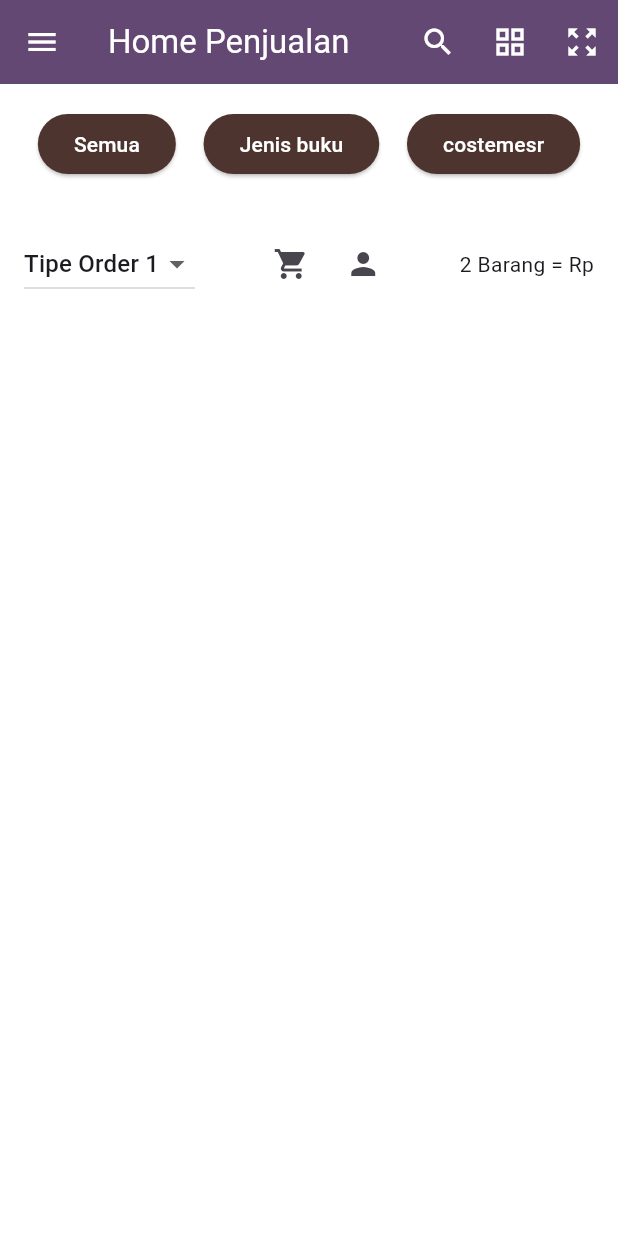
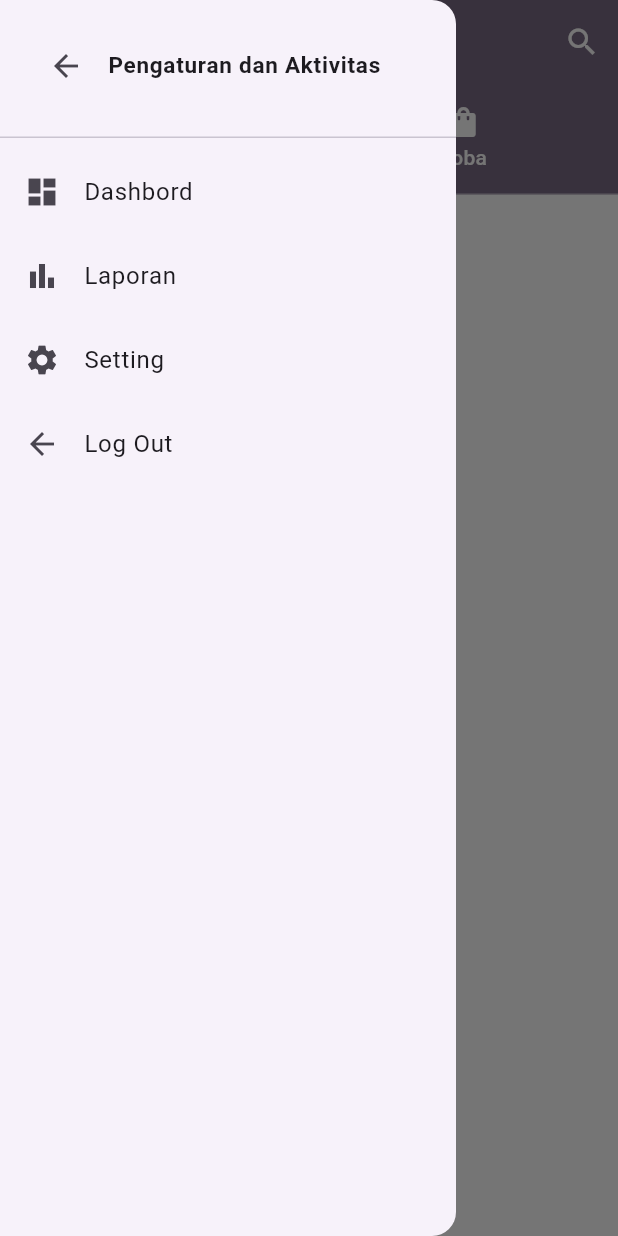
Before and after one commit to divyaazenika/kasir_flutter, a Flutter app: the MyHomePage screen opened directly, with the side drawer open (before the commit the screen has no drawer), on a phone screen of 412 x 824 dp. Run offline on Flutter 3.47's test engine with Material 3 defaults, Android fonts, the phone set to English and light mode, and no system bars; our stand-ins replace loading_animation_widget, supabase_flutter; accounts and stored records are empty.

Commit message:
commit ketiga

```diff
--- a/lib/homepenjualan.dart
+++ b/lib/homepenjualan.dart
@@ -1,3 +1,5 @@
+import 'dart:math';
+
 import 'package:flutter/material.dart';
 
 void main() {
@@ -23,108 +25,76 @@ class _MyHomePageState extends State<MyHomePage> {
 
   @override
   Widget build(BuildContext context) {
-    return Scaffold(
+    return DefaultTabController(length:2,child:
+    Scaffold(
       backgroundColor: Colors.white,
       appBar: AppBar(
         title: Text(widget.title),
-        backgroundColor: Color.fromARGB(255, 98, 72, 114),
+        backgroundColor: Color.fromARGB(255, 122, 106, 132),
         foregroundColor: Colors.white,
-        leading: IconButton(icon: Icon(Icons.menu), onPressed: () {}),
+        // leading: IconButton(icon: Icon(Icons.menu), onPressed: () {}),
+
         actions: [
           IconButton(icon: Icon(Icons.search), onPressed: () {}),
-          IconButton(icon: Icon(Icons.grid_view), onPressed: () {}),
-          IconButton(icon: Icon(Icons.zoom_out_map), onPressed: () {}),
         ],
-      ),
-      body: Column(
-        children: [
-          Padding(
-            padding: const EdgeInsets.all(16.0),
-            child: Row(
-              mainAxisAlignment: MainAxisAlignment.spaceAround,
-              children: ['Semua', 'Jenis buku','costemesr']
-                  .map((label) => _buildCategoryButton(label))
-                  .toList(),
+        bottom: TabBar(
+          tabs:[
+            Tab(icon: Icon(Icons.person,color: Colors.white,), child: Text('coba', style: TextStyle(color: Colors.white),),),
+            Tab(icon: Icon(Icons.shopping_bag,color:  Colors .white,), child: Text('coba', style: TextStyle(color: Colors.white),),),
+
+          ]
         ),
       ),
-          Visibility(
-            visible: isMakananVisible,
-            child: Expanded(
-              child: GridView.builder(
-                padding: EdgeInsets.all(16),
-                gridDelegate: SliverGridDelegateWithFixedCrossAxisCount(
-                  crossAxisCount: 2,
-                  crossAxisSpacing: 16,
-                  mainAxisSpacing: 16,
-                  childAspectRatio: 0.8,
+      drawer: Drawer(
+        child: ListView(
+          children: [
+            SizedBox(
+              height: 100,
+              child: DrawerHeader(
+                child: ListTile(
+                  leading: Icon(Icons.arrow_back),
+                  title: Text(
+                    'Pengaturan dan Aktivitas',
+                    style: TextStyle(
+                      fontWeight: FontWeight.bold,
+                      fontSize: 15,
                     ),
-                itemCount: 5,
-                itemBuilder: (context, index) {
-                  String name;
-                  String imagePath;
-                  switch (index) {
-                    case 0:
-                      name = 'matematika pintar';
-                      imagePath = 'asset/image/choco.jpg';
-                      break;
-                    case 1:
-                      name = 'Oatmeal Raisin Cookies';
-                      imagePath = 'asset/image/otml.jpg';
-                      break;
-                    case 2:
-                      name = 'Birthday Cake Cookies';
-                      imagePath = 'asset/image/bckjpg.jpg';
-                      break;
-                    case 3:
-                      name = 'Red Velvet Cookies';
-                      imagePath = 'asset/image/rdvjpg.jpg';
-                      break;
-                    case 4:
-                      name = 'Matcha Cookies';
-                      imagePath = 'asset/image/mtcha.jpg';
-                      break;
-                    default:
-                      name = 'Unknown';
-                      imagePath = '';
-                  }
-
-                  return _buildCategoryItem(name, imagePath);
+                  ),
+                  onTap: () {
                   },
                 ),
               ),
             ),
-
-          Padding(
-            padding: const EdgeInsets.all(16.0),
-            child: Row(
-              mainAxisAlignment: MainAxisAlignment.spaceBetween,
-              children: [
-                DropdownButton<String>(
-                  value: selectedOrderType ?? 'Tipe Order 1',
-                  items: ['Tipe Order 1', 'Tipe Order 2']
-                      .map((value) => DropdownMenuItem<String>(
-                            value: value,
-                            child: Text(value),
-                          ))
-                      .toList(),
-                  onChanged: (newValue) {
-                    setState(() {
-                      selectedOrderType = newValue;
-                    });
-                  },
+            ListTile(
+              leading: Icon(Icons.dashboard),
+              title: Text('Dashbord'),
+              onTap: () {},
             ),
-                Row(
-                  children: [
-                    IconButton(icon: Icon(Icons.shopping_cart), onPressed: () {}),
-                    IconButton(icon: Icon(Icons.person), onPressed: () {}),
-                  ],
+             ListTile(
+              leading: Icon(Icons.bar_chart),
+              title: Text('Laporan'),
+              onTap: () {},
              ),
-                Text('2 Barang = Rp'),
+              ListTile(
+              leading: Icon(Icons.settings),
+              title: Text('Setting'),
+              onTap: () {},
+              ),
+               ListTile(
+              leading: Icon(Icons.arrow_back),
+              title: Text('Log Out'),
+              onTap: () {},
+              ),
           ],
         ),
       ),
-        ],
-      ),
+
+      body: TabBarView(children: [
+        Center(child: Text('coba')),
+        Center(child: Text('coba1')),
+      ]
+      )
+    )
           );
   }
 
@@ -137,7 +107,7 @@ class _MyHomePageState extends State<MyHomePage> {
           });
         }
       },
-      style: ElevatedButton.styleFrom(backgroundColor: Colors.brown[800]),
+      style: ElevatedButton.styleFrom(backgroundColor: Color.fromARGB(255, 163, 129, 205)),
       child: Text(
         label,
         style: TextStyle(color: Colors.white),
--- a/pubspec.yaml
+++ b/pubspec.yaml
@@ -36,6 +36,7 @@ dependencies:
   # Use with the CupertinoIcons class for iOS style icons.
   cupertino_icons: ^1.0.6
   supabase_flutter: ^2.8.0
+  loading_animation_widget: ^1.3.0
 
 dev_dependencies:
   flutter_test:
@@ -64,6 +65,10 @@ flutter:
     - asset/reader-removebg-preview.png
     - asset/OIP-removebg-preview.png
     - asset/d1a7c007dc2b34561e39a2b6d6d874fe-removebg-preview.png
+    - asset/buku_broken_heart-removebg-preview (1).png
+    - asset/DREAMS-removebg-preview.png
+    - asset/HERBEWICTH-removebg-preview.png
+    - asset/Maxton_hall-removebg-preview.png
 
   # An image asset can refer to one or more resolution-specific "variants", see
   # https://flutter.dev/assets-and-images/#resolution-aware
```
Also changed, not shown: lib/pelanggan/index.dart (added, +172 -0 lines), lib/pelanggan/insert.dart (added, +114 -0 lines), lib/pelanggan/update.dart (added, +130 -0 lines), asset/DREAMS-removebg-preview.png (added), asset/HERBEWICTH-removebg-preview.png (added), asset/Maxton_hall-removebg-preview.png (added), asset/buku_broken_heart-removebg-preview (1).png (added), pubspec.lock. Lines whose indentation alone changed are shown as unchanged.
